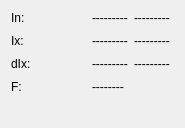
First picture: the form in wm3000i/wmrawactualvalbase.ui, repository ZeraGmbH/wm-project, before the edit.
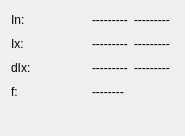
Second picture: the form after the edit.

Diff of the .ui file:
```diff
--- a/wm3000i/wmrawactualvalbase.ui
+++ b/wm3000i/wmrawactualvalbase.ui
@@ -7,7 +7,7 @@
     <x>0</x>
     <y>0</y>
     <width>185</width>
-    <height>112</height>
+    <height>136</height>
    </rect>
   </property>
   <property name="sizePolicy">
@@ -121,7 +121,7 @@
       <enum>QFrame::NoFrame</enum>
      </property>
      <property name="text">
-      <string>F:</string>
+      <string>f:</string>
      </property>
      <property name="wordWrap">
       <bool>false</bool>
```
